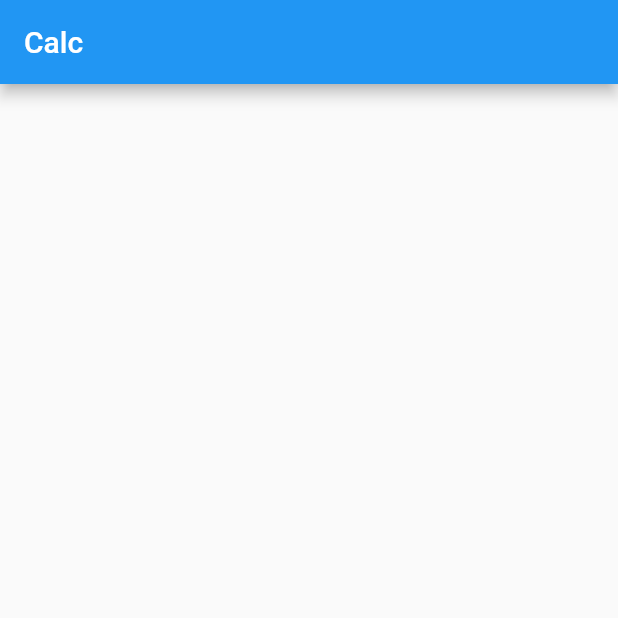
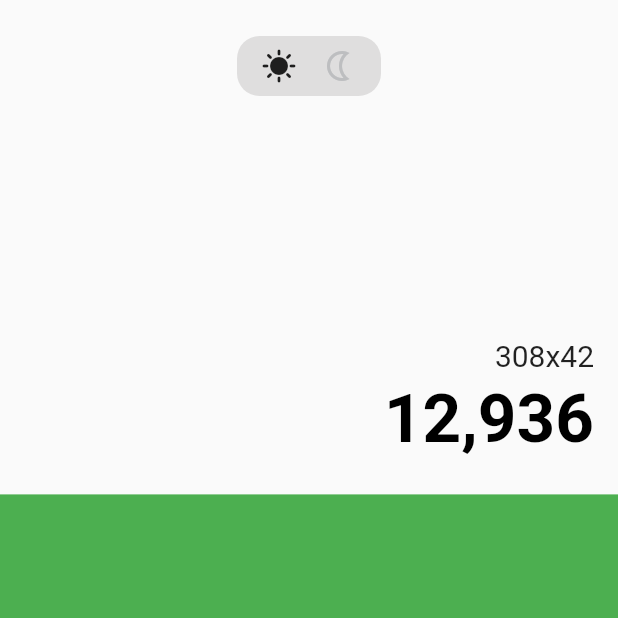
Before and after one commit to HerculesGit/calc_clean_arch, a Flutter app: the screen it shows after launch, on a phone screen of 412 x 824 dp, the top half of it. Run offline on Flutter 3.47's test engine with Material 2 defaults, Android fonts, the phone set to English and light mode, and no system bars.

Commit message:
add calculator display

```diff
--- /dev/null
+++ b/lib/config/routes/app_routes.dart
@@ -0,0 +1,23 @@
+import 'package:flutter/material.dart';
+
+import '../../presentation/views/basic_calculate_view.dart';
+import 'routes_contants.dart';
+
+class AppRoutes {
+  static Route onGenerateRoutes(RouteSettings settings) {
+    switch (settings.name) {
+      case kBasicCalculateView:
+        return _materialRoute(const BasicCalculateView());
+      default:
+        return _materialRoute(Scaffold(
+          body: Column(
+            children: const [Text('Route not found')],
+          ),
+        ));
+    }
+  }
+
+  static Route<dynamic> _materialRoute(Widget view) {
+    return MaterialPageRoute(builder: (_) => view);
+  }
+}
--- /dev/null
+++ b/lib/config/routes/routes_contants.dart
@@ -0,0 +1 @@
+const kBasicCalculateView = '/';
--- /dev/null
+++ b/lib/config/themes.dart
@@ -0,0 +1,5 @@
+import 'package:flutter/material.dart';
+
+const kDisplayResultTextStyle = TextStyle();
+
+const kDefaultMargin = 16.0;
--- a/lib/main.dart
+++ b/lib/main.dart
@@ -1,4 +1,6 @@
 import 'package:flutter/material.dart';
+
+import 'config/routes/app_routes.dart';
 
 void main() {
   runApp(const MyApp());
@@ -7,13 +9,12 @@ void main() {
 class MyApp extends StatelessWidget {
   const MyApp({Key? key}) : super(key: key);
 
-  // This widget is the root of your application.
   @override
   Widget build(BuildContext context) {
     return MaterialApp(
       title: 'Flutter Calc',
       theme: ThemeData(primarySwatch: Colors.blue),
-      home: Scaffold(appBar: AppBar(title: const Text('Calc'))),
+      onGenerateRoute: AppRoutes.onGenerateRoutes,
     );
   }
 }
--- /dev/null
+++ b/lib/presentation/views/basic_calculate_view.dart
@@ -0,0 +1,89 @@
+import 'package:flutter/material.dart';
+
+import '../../config/themes.dart';
+
+class BasicCalculateView extends StatelessWidget {
+  const BasicCalculateView({Key? key}) : super(key: key);
+
+  @override
+  Widget build(BuildContext context) {
+    return SafeArea(
+        top: true, bottom: true, child: Scaffold(body: _buildBody(context)));
+  }
+
+  Widget _buildBody(BuildContext context) {
+    return LayoutBuilder(
+      builder: (context, constraints) {
+        print(constraints);
+
+        return Column(
+          children: [
+            SizedBox(
+                // color: Colors.red,
+                height: constraints.maxHeight * .4,
+                width: constraints.maxWidth,
+                child: _buildDisplay(context)),
+            Container(
+                color: Colors.green,
+                height: constraints.maxHeight * .6,
+                width: constraints.maxWidth,
+                child: _buildKeyboard(context)),
+          ],
+        );
+      },
+    );
+  }
+
+  Widget _buildDisplay(BuildContext context) {
+    return Padding(
+      padding: const EdgeInsets.symmetric(
+        horizontal: kDefaultMargin,
+        vertical: kDefaultMargin + kDefaultMargin / 2,
+      ),
+      child: Column(
+        crossAxisAlignment: CrossAxisAlignment.end,
+        mainAxisAlignment: MainAxisAlignment.end,
+        children: [
+          Row(
+              mainAxisAlignment: MainAxisAlignment.center,
+              children: [_buildChangeThemeButton()]),
+          const Spacer(),
+          const Text('308x42', style: TextStyle(fontSize: 20)),
+          const Padding(
+            padding: EdgeInsets.only(top: kDefaultMargin / 4),
+            child: Text(
+              '12,936',
+              style: TextStyle(
+                fontWeight: FontWeight.bold,
+                fontSize: 45.0,
+                color: Colors.black,
+              ),
+            ),
+          ),
+        ],
+      ),
+    );
+  }
+
+  Widget _buildChangeThemeButton() {
+    return Container(
+      padding: const EdgeInsets.symmetric(
+          horizontal: kDefaultMargin, vertical: kDefaultMargin / 2),
+      decoration: BoxDecoration(
+        borderRadius: BorderRadius.circular(15),
+        color: const Color(0xFFDFDEDE),
+      ),
+      child: Row(
+        children: const [
+          Icon(Icons.sunny),
+          SizedBox(width: kDefaultMargin),
+          Icon(Icons.nightlight_outlined, color: Color(0xFFBDBEC0)),
+        ],
+      ),
+    );
+  }
+
+  Widget _buildKeyboard(BuildContext context) {
+    return const SizedBox();
+  }
+}
```
